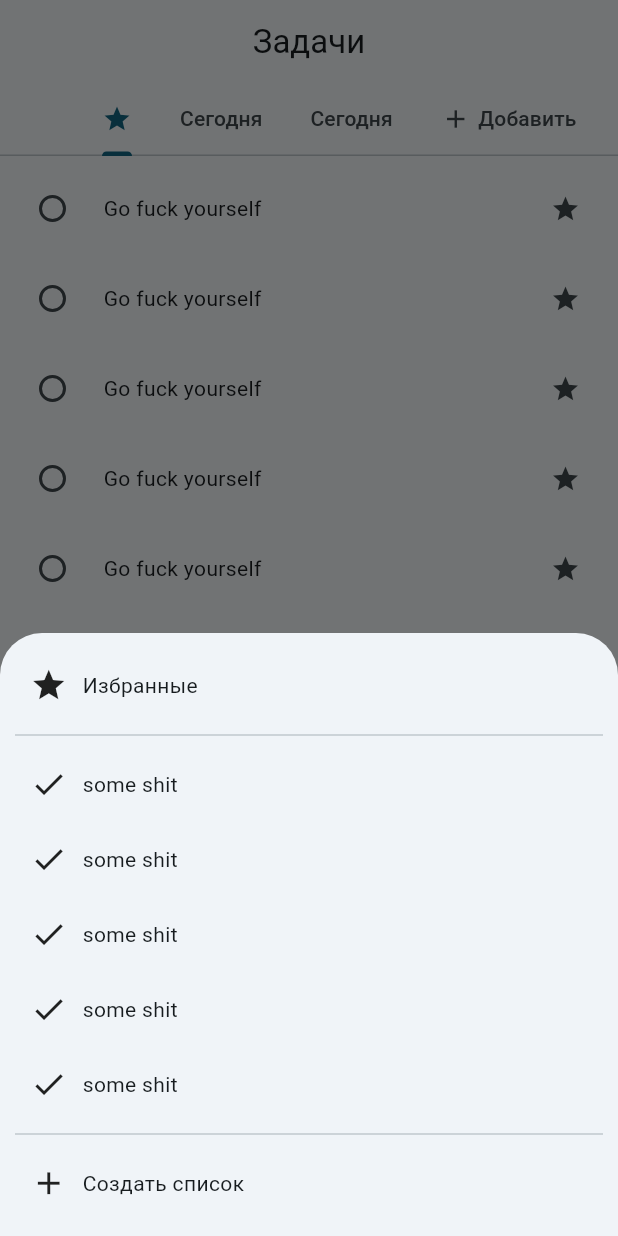
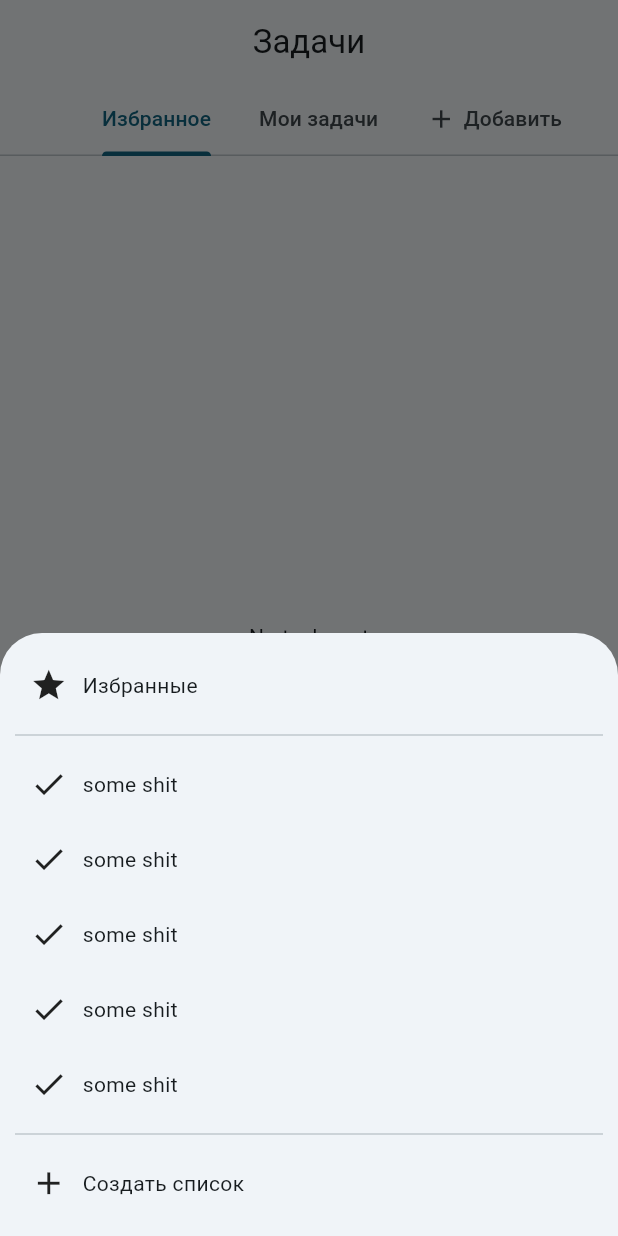
Before and after one commit to Cunningham16/google_tasks_copy, a Flutter app: the screen it shows after launch, after a tap on the "list alt" icon, on a phone screen of 412 x 824 dp. Run offline on Flutter 3.47's test engine with Material 3 defaults, Android fonts, the phone set to English and light mode, and no system bars; our stand-ins replace bloc, drift, equatable, flutter_bloc, gap, go_router; missing offline and left inert: sqlite3; accounts and stored records are empty; generated files the repository leaves out were written again.

```diff
--- /dev/null
+++ b/devtools_options.yaml
@@ -0,0 +1 @@
+extensions:
--- a/lib/data/database/database.dart
+++ b/lib/data/database/database.dart
@@ -38,6 +38,80 @@ class TaskItems extends Table {
 class AppDatabase extends _$AppDatabase {
   AppDatabase() : super(_openConnection());
 
+  Future<void> saveCategory(CategoryEntity categoryEntity) async {
+    await into(taskCategories)
+        .insertOnConflictUpdate(categoryEntity.toCompanion());
+  }
+
+  Future<void> updateCategory(int id, CategoryEntity newCategory) async {
+    await (update(taskCategories)..where((tbl) => tbl.id.equals(id)))
+        .write(newCategory.toCompanion());
+  }
+
+  Future<void> deleteCategory(int id) async {
+    await (delete(taskCategories)
+          ..where((tbl) => tbl.id.equals(id) | tbl.isDeletable.isValue(true)))
+        .go();
+    await (delete(taskItems)..where((tbl) => tbl.category.equals(id))).go();
+  }
+
+  Stream<List<CategoryEntity>> queryCategories() {
+    return (select(taskCategories)).watch();
+  }
+
+  Future<void> saveTask(TaskEntity entity) async {
+    await into(taskItems).insertOnConflictUpdate(entity.toCompanion());
+  }
+
+  Future<void> deleleTask(int id) async {
+    await (delete(taskItems)..where((tbl) => tbl.id.equals(id))).go();
+  }
+
+  Future<void> updateTask(int id, TaskEntity taskEntity) async {
+    await (update(taskItems)..where((tbl) => tbl.id.equals(id)))
+        .write(taskEntity.toCompanion());
+  }
+
+  Future<List<TaskEntity>> queryTasksByCategory(int categoryId) async {
+    return (select(taskItems)..where((tbl) => tbl.category.equals(categoryId)))
+        .get();
+  }
+
+  Future<TaskEntity?> querySingleTask(int taskId) async {
+    return (select(taskItems)..where((tbl) => tbl.id.equals(taskId)))
+        .getSingleOrNull();
+  }
+
+  Future<List<TaskEntity>> queryTaskByFavorites() async {
+    return (select(taskItems)..where((tbl) => tbl.isFavorite.isValue(true)))
+        .get();
+  }
+
+  Stream<List<TaskEntity>> queryAllTasks() {
+    return (select(taskItems)).watch();
+  }
+
+  Future<void> deleteTable() async {
+    return transaction(() async {
+      for (final table in allTables) {
+        await delete(table).go();
+      }
+    });
+  }
+
+  @override
+  MigrationStrategy get migration {
+    return MigrationStrategy(onCreate: (Migrator m) async {
+      await m.createAll();
+      await into(taskCategories).insert(
+          const CategoryEntity(name: "Избранное", isDeleteable: false)
+              .toCompanion());
+      await into(taskCategories).insert(
+          const CategoryEntity(name: "Мои задачи", isDeleteable: false)
+              .toCompanion());
+    });
+  }
+
   @override
   int get schemaVersion => 1;
 }
--- a/lib/feature/components/app_task.dart
+++ b/lib/feature/components/app_task.dart
@@ -1,26 +1,15 @@
 import 'package:flutter/material.dart';
 import 'package:gap/gap.dart';
 import 'package:go_router/go_router.dart';
+import 'package:google_tasks/data/entities/task.entity.dart';
 import 'package:google_tasks/feature/components/task_checkbox.dart';
 
 import '../routes/routes.dart';
 
 class AppTask extends StatelessWidget {
-  const AppTask(
-      {super.key,
-      required this.title,
-      this.subtitle,
-      required this.isCompleted,
-      required this.isFavorite,
-      this.time,
-      this.date});
+  const AppTask({super.key, required this.task});
 
-  final String title;
-  final String? subtitle;
-  final String? time;
-  final String? date;
-  final bool isCompleted;
-  final bool isFavorite;
+  final TaskEntity task;
 
   @override
   Widget build(BuildContext context) {
@@ -30,13 +19,15 @@ class AppTask extends StatelessWidget {
         padding: const EdgeInsets.all(6),
         child: Row(
           children: [
-            TaskCheckbox(value: isCompleted),
+            TaskCheckbox(value: task.isCompleted),
             const Gap(10),
-            Expanded(child: Text(title)),
+            Expanded(child: Text(task.title)),
             IconButton(
                 onPressed: () {},
                 icon: Icon(
-                  isFavorite == true ? Icons.star : Icons.star_border_outlined,
+                  task.isFavorite == true
+                      ? Icons.star
+                      : Icons.star_border_outlined,
                   size: 20,
                 ))
           ],
--- a/lib/feature/components/category_button.dart
+++ b/lib/feature/components/category_button.dart
@@ -1,13 +1,16 @@
 import 'package:flutter/material.dart';
+import 'package:google_tasks/data/entities/category.entity.dart';
 
 class CategoryButton extends StatelessWidget {
-  const CategoryButton({super.key, this.title, this.icon});
+  const CategoryButton({super.key, required this.category});
 
-  final String? title;
-  final Widget? icon;
+  final CategoryEntity category;
 
   @override
   Widget build(BuildContext context) {
-    return Tab(child: title != null ? const Text("Сегодня") : icon);
+    return Tab(
+        child: Row(children: [
+      Text(category.name),
+    ]));
   }
 }
--- a/lib/feature/components/task_list.dart
+++ b/lib/feature/components/task_list.dart
@@ -1,22 +1,28 @@
 import 'package:flutter/material.dart';
+import 'package:google_tasks/data/entities/task.entity.dart';
 
 import 'app_task.dart';
 
 class TaskList extends StatelessWidget {
-  const TaskList({super.key});
+  const TaskList({super.key, required this.filteredList});
+
+  final Iterable<TaskEntity> filteredList;
 
   @override
   Widget build(BuildContext context) {
-    return ListView.builder(
+    return filteredList.isEmpty
+        ? const Center(child: Text('No tasks yet'))
+        : ListView.builder(
             scrollDirection: Axis.vertical,
             physics: const ClampingScrollPhysics(),
             padding: const EdgeInsets.all(5),
-      itemCount: 5,
+            itemCount: filteredList.length,
             itemBuilder: (BuildContext context, int index) {
-        return const Material(
+              return Material(
                 color: Colors.transparent,
                 child: AppTask(
-              title: "Go fuck yourself", isCompleted: false, isFavorite: true),
+                  task: filteredList.elementAt(index),
+                ),
               );
             },
           );
--- a/lib/feature/screens/home_page.dart
+++ b/lib/feature/screens/home_page.dart
@@ -1,6 +1,8 @@
 import 'package:flutter/material.dart';
+import 'package:flutter_bloc/flutter_bloc.dart';
 import 'package:gap/gap.dart';
 import 'package:go_router/go_router.dart';
+import 'package:google_tasks/feature/task_bloc/task_bloc.dart';
 
 import '../components/bottom_bar.dart';
 import '../components/category_button.dart';
@@ -16,10 +18,16 @@ class HomeScreen extends StatefulWidget {
 
 class _HomeScreenState extends State<HomeScreen> {
   @override
+  void dispose() {
+    super.dispose();
+  }
+
+  @override
   Widget build(BuildContext context) {
+    return BlocBuilder<TaskBloc, TaskState>(builder: (context, state) {
       return DefaultTabController(
         initialIndex: 0,
-      length: 4,
+        length: 1 + state.categoryList.length,
         child: Scaffold(
           body: NestedScrollView(
             headerSliverBuilder: (context, innerBoxIsScrolled) {
@@ -36,16 +44,10 @@ class _HomeScreenState extends State<HomeScreen> {
                     "Задачи",
                   ),
                   bottom: TabBar(
-                    tabs: <Widget>[
-                      const CategoryButton(
-                        icon: Icon(
-                          Icons.star,
-                          size: 20,
-                        ),
-                      ),
-                      const CategoryButton(title: "Сегодня"),
-                      const CategoryButton(title: "Сегодня"),
-                      Tab(
+                    tabs: List.from(state.categoryList
+                        .map((e) => CategoryButton(category: e))
+                        .toList())
+                      ..add(Tab(
                         child: InkWell(
                           onTap: () =>
                               context.go("/${RoutesLocation.createList}"),
@@ -57,19 +59,24 @@ class _HomeScreenState extends State<HomeScreen> {
                             ],
                           ),
                         ),
-                      )
-                    ],
+                      )),
                     isScrollable: true,
                   ),
                 ),
               ];
             },
-            body: const TabBarView(
-              children: [TaskList(), TaskList(), TaskList()],
-            )),
+            body: TabBarView(
+              children: state.categoryList
+                  .map((e) => TaskList(
+                      filteredList: state.taskList
+                          .where((element) => element.categoryId == e.id)))
+                  .toList(),
+            ),
+          ),
           bottomNavigationBar: const BottomBar(),
           drawerScrimColor: Colors.blue,
         ),
       );
+    });
   }
 }
--- a/lib/feature/task_bloc/task_event.dart
+++ b/lib/feature/task_bloc/task_event.dart
@@ -49,3 +49,35 @@ final class TaskCreateRequest extends TaskEvent {
   @override
   List<Object> get props => [task];
 }
+
+class CategoryCreateRequest extends TaskEvent {
+  const CategoryCreateRequest(this.category);
+
+  final CategoryEntity category;
+
+  @override
+  List<Object> get props => [category];
+}
+
+class CategoryDeleteRequest extends TaskEvent {
+  const CategoryDeleteRequest(this.id);
+
+  final int id;
+
+  @override
+  List<Object> get props => [id];
+}
+
+class CategorySubscribeRequest extends TaskEvent {
+  const CategorySubscribeRequest();
+}
+
+class CategoryUpdateRequest extends TaskEvent {
+  const CategoryUpdateRequest(this.id, this.categoryEntity);
+
+  final int id;
+  final CategoryEntity categoryEntity;
+
+  @override
+  List<Object> get props => [id, categoryEntity];
+}
--- a/lib/feature/task_bloc/task_state.dart
+++ b/lib/feature/task_bloc/task_state.dart
@@ -4,14 +4,20 @@ enum TasksStatus { initial, loading, success, failure }
 
 class TaskState extends Equatable {
   const TaskState(
-      {this.taskList = const [], this.status = TasksStatus.initial});
+      {this.categoryList = const [],
+      this.taskList = const [],
+      this.status = TasksStatus.initial});
 
   final List<TaskEntity> taskList;
+  final List<CategoryEntity> categoryList;
   final TasksStatus status;
 
   TaskState copyWith(
-      {List<TaskEntity> Function()? taskList, TasksStatus Function()? status}) {
+      {List<CategoryEntity> Function()? categoryList,
+      List<TaskEntity> Function()? taskList,
+      TasksStatus Function()? status}) {
     return TaskState(
+        categoryList: categoryList != null ? categoryList() : this.categoryList,
         taskList: taskList != null ? taskList() : this.taskList,
         status: status != null ? status() : this.status);
   }
--- a/lib/main.dart
+++ b/lib/main.dart
@@ -1,25 +1,42 @@
 import 'dart:developer';
 
 import 'package:flutter/material.dart';
+import 'package:flutter_bloc/flutter_bloc.dart';
+import 'package:google_tasks/data/database/database.dart';
+import 'package:google_tasks/domain/task.repository.dart';
+import 'package:google_tasks/feature/task_bloc/task_bloc.dart';
 
 import 'feature/routes/app_router.dart';
 
 void main() async {
   WidgetsFlutterBinding.ensureInitialized();
 
+  AppDatabase database = AppDatabase();
+
+  print(await database
+      .select(database.taskCategories)
+      .get()
+      .then((value) => value));
+
   FlutterError.onError = (details) {
     log(details.exceptionAsString(), stackTrace: details.stack);
   };
 
-  runApp(const MyApp());
+  runApp(MyApp(db: database));
 }
 
 class MyApp extends StatelessWidget {
-  const MyApp({super.key});
+  const MyApp({super.key, required this.db});
+
+  final AppDatabase db;
 
   @override
   Widget build(BuildContext context) {
-    return MaterialApp.router(
+    return BlocProvider(
+        create: (BuildContext context) =>
+            TaskBloc(taskRepository: TaskRepository(db: db))
+              ..add(const CategorySubscribeRequest()),
+        child: MaterialApp.router(
           debugShowCheckedModeBanner: false,
           title: 'Google Tasks Copy',
           theme: ThemeData(
@@ -27,6 +44,6 @@ class MyApp extends StatelessWidget {
             colorScheme: ColorScheme.fromSeed(seedColor: Colors.blueGrey),
           ),
           routerConfig: appRouter,
-    );
+        ));
   }
 }
```
Also changed, not shown: lib/data/entities/category.entity.dart (+3 -33 lines), lib/data/entities/task.entity.dart (+4 -51 lines), lib/domain/category.repository.dart (deleted, +0 -20 lines), lib/domain/task.repository.dart (+23 -14 lines), lib/feature/category_bloc/category_bloc.dart (deleted, +0 -47 lines), lib/feature/category_bloc/category_event.dart (deleted, +0 -40 lines), lib/feature/category_bloc/category_state.dart (deleted, +0 -23 lines), lib/feature/screens/create_list.dart (+40 -8 lines), lib/feature/task_bloc/task_bloc.dart (+27 -1 lines), lib/data/entities/category.entity.g.dart, lib/data/entities/task.entity.g.dart. Lines whose indentation alone changed are shown as unchanged.
